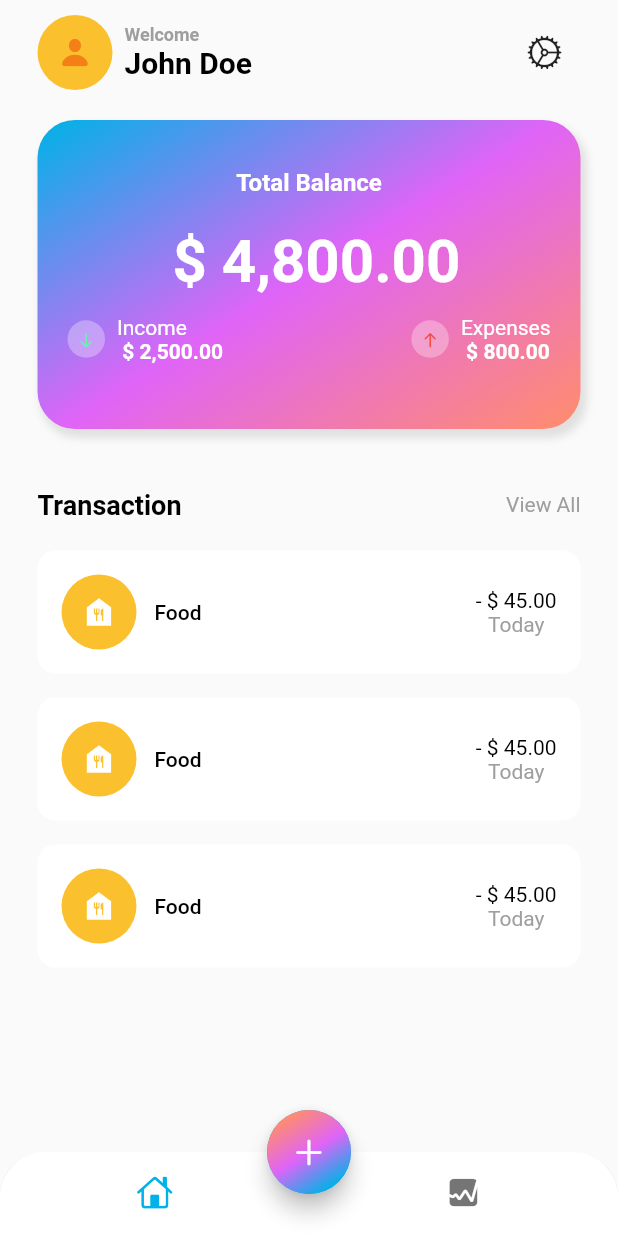
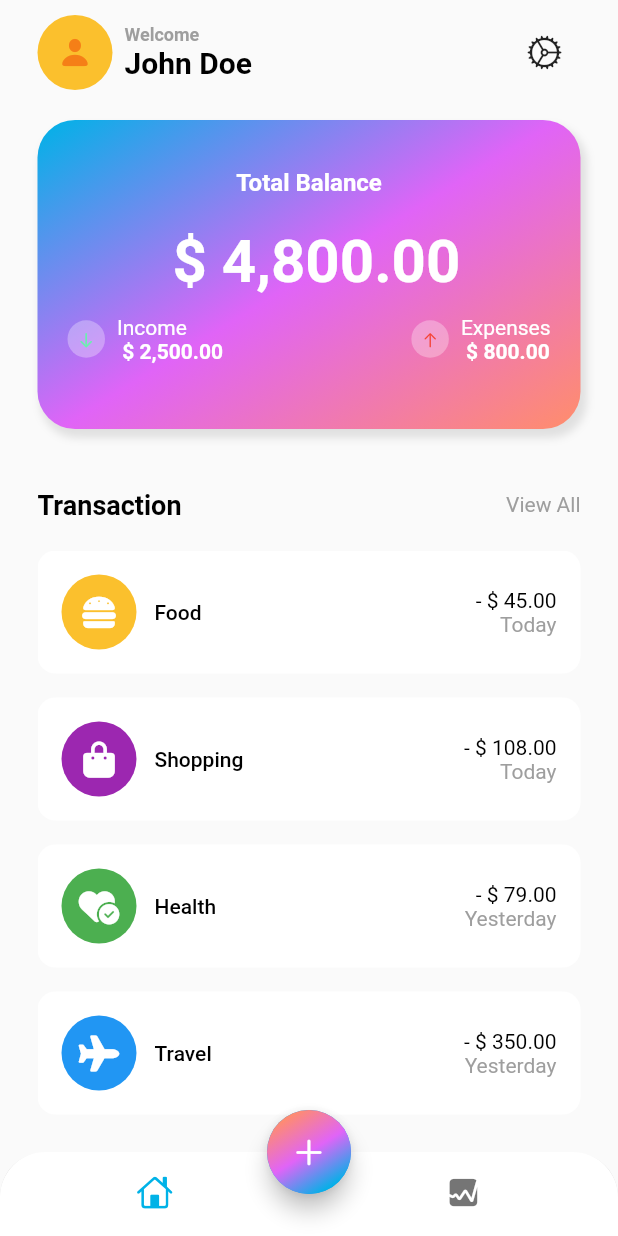
Before and after one commit to syarifamhar/expense_tracker, a Flutter app: the screen it shows after launch, on a phone screen of 412 x 824 dp. Run offline on Flutter 3.47's test engine with Material 2 defaults, Android fonts, the phone set to English and light mode, and no system bars; our stand-ins replace font_awesome_flutter.

Commit message:
dynamic data added from data.dart

```diff
--- /dev/null
+++ b/lib/data/data.dart
@@ -0,0 +1,45 @@
+import 'package:flutter/material.dart';
+import 'package:font_awesome_flutter/font_awesome_flutter.dart';
+
+List<Map<String, dynamic>> transactionData = [
+  {
+    'icon': const FaIcon(
+      FontAwesomeIcons.burger,
+      color: Colors.white,
+    ),
+    'color': Colors.yellow[700],
+    'name': 'Food',
+    'totalAmount': '- \$ 45.00',
+    'date': 'Today',
+  },
+  {
+    'icon': const FaIcon(
+      FontAwesomeIcons.bagShopping,
+      color: Colors.white,
+    ),
+    'color': Colors.purple,
+    'name': 'Shopping',
+    'totalAmount': '- \$ 108.00',
+    'date': 'Today',
+  },
+  {
+    'icon': const FaIcon(
+      FontAwesomeIcons.heartCircleCheck,
+      color: Colors.white,
+    ),
+    'color': Colors.green,
+    'name': 'Health',
+    'totalAmount': '- \$ 79.00',
+    'date': 'Yesterday',
+  },
+  {
+    'icon': const FaIcon(
+      FontAwesomeIcons.plane,
+      color: Colors.white,
+    ),
+    'color': Colors.blue,
+    'name': 'Travel',
+    'totalAmount': '- \$ 350.00',
+    'date': 'Yesterday',
+  },
+];
--- a/lib/screens/home/views/main_screen.dart
+++ b/lib/screens/home/views/main_screen.dart
@@ -1,3 +1,4 @@
+import 'package:expense_tracker/data/data.dart';
 import 'package:flutter/cupertino.dart';
 import 'package:flutter/material.dart';
 
@@ -232,7 +233,7 @@ class MainScreen extends StatelessWidget {
             ),
             Expanded(
               child: ListView.builder(
-                  itemCount: 3,
+                  itemCount: transactionData.length,
                   itemBuilder: (context, int i) {
                     return Padding(
                       padding: const EdgeInsets.only(bottom: 16),
@@ -255,21 +256,18 @@ class MainScreen extends StatelessWidget {
                                         width: 50,
                                         height: 50,
                                         decoration: BoxDecoration(
-                                          color: Colors.yellow[700],
+                                          color: transactionData[i]['color'],
                                           shape: BoxShape.circle,
                                         ),
                                       ),
-                                      const Icon(
-                                        Icons.food_bank,
-                                        color: Colors.white,
-                                      )
+                                      transactionData[i]['icon'],
                                     ],
                                   ),
                                   const SizedBox(
                                     width: 12,
                                   ),
                                   Text(
-                                    "Food",
+                                    transactionData[i]['name'],
                                     style: TextStyle(
                                         fontSize: 14,
                                         color: Theme.of(context)
@@ -280,9 +278,10 @@ class MainScreen extends StatelessWidget {
                                 ],
                               ),
                               Column(
+                                crossAxisAlignment: CrossAxisAlignment.end,
                                 children: [
                                   Text(
-                                    "- \$ 45.00",
+                                    transactionData[i]['totalAmount'],
                                     style: TextStyle(
                                         fontSize: 14,
                                         color: Theme.of(context)
@@ -291,7 +290,7 @@ class MainScreen extends StatelessWidget {
                                         fontWeight: FontWeight.w400),
                                   ),
                                   Text(
-                                    "Today",
+                                    transactionData[i]['date'],
                                     style: TextStyle(
                                         fontSize: 14,
                                         color: Theme.of(context)
--- a/pubspec.yaml
+++ b/pubspec.yaml
@@ -35,6 +35,7 @@ dependencies:
   # The following adds the Cupertino Icons font to your application.
   # Use with the CupertinoIcons class for iOS style icons.
   cupertino_icons: ^1.0.2
+  font_awesome_flutter: ^10.8.0
 
 dev_dependencies:
   flutter_test:
```
Also changed, not shown: pubspec.lock.
